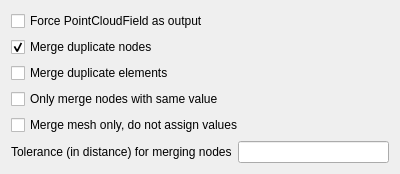
This is src/Interface/Modules/Fields/JoinFields.ui in SCIInstitute/SCIRun as Qt 5 draws it before an edit. The edited form follows.
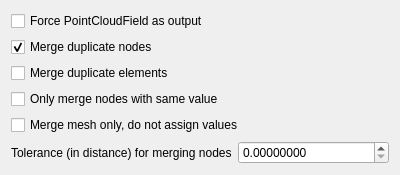
This is the edited form.

Commit message: Hooking up dialog

Diff of the .ui file:
```diff
--- a/src/Interface/Modules/Fields/JoinFields.ui
+++ b/src/Interface/Modules/Fields/JoinFields.ui
@@ -60,7 +60,17 @@
     </widget>
    </item>
    <item row="5" column="1">
-    <widget class="QLineEdit" name="nodeToleranceLineEdit_"/>
+    <widget class="QDoubleSpinBox" name="nodeToleranceDoubleSpinBox_">
+     <property name="decimals">
+      <number>8</number>
+     </property>
+     <property name="maximum">
+      <double>100000.000000000000000</double>
+     </property>
+     <property name="singleStep">
+      <double>0.000001000000000</double>
+     </property>
+    </widget>
    </item>
   </layout>
  </widget>
```
The commit also changes 3 other files.
